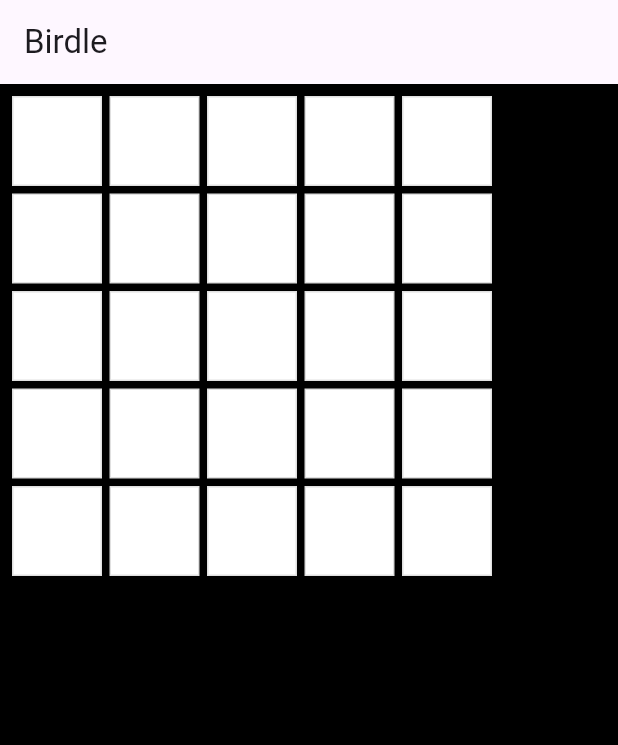
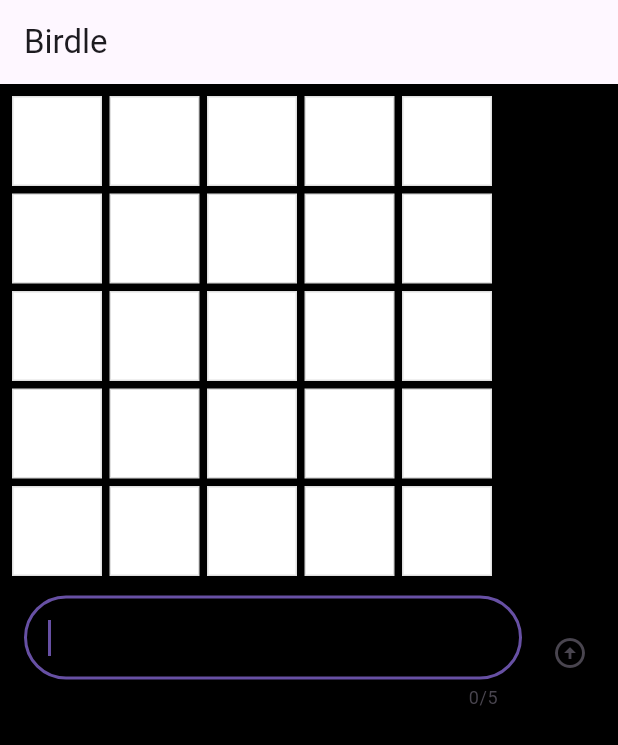
Before and after one commit to skip-/flutter_tutorial, a Flutter app: the screen it shows after launch, on a phone screen of 412 x 824 dp. Shown: the top 745 px of the screen. Run offline on Flutter 3.47's test engine with Material 3 defaults, Android fonts, the phone set to English and light mode, and no system bars.

Commit message:
Added user input text box and button with callback
Added an _onSubmit callback to handle user input.
Added logic to only submit the input when it is exactly 5 characters.

```diff
--- a/birdle/lib/main.dart
+++ b/birdle/lib/main.dart
@@ -84,8 +84,71 @@
                 for (var letter in guess) Tile(letter.char, letter.type),
               ],
             ),
+          GuessInput(
+            onSubmitGuess: (String guess) {
+              print(guess);
+            },
+          ),
         ],
       ),
     );
   }
 }
+
+class GuessInput extends StatelessWidget {
+  GuessInput({super.key, required this.onSubmitGuess});
+
+  final void Function(String) onSubmitGuess;
+
+  final TextEditingController _textEditingController = TextEditingController();
+
+  final FocusNode _focusNode = FocusNode();
+
+  void _onSubmit() {
+    var guess = _textEditingController.text.trim();
+    if (guess.length == 5) {
+      onSubmitGuess(_textEditingController.text.trim());
+      _textEditingController.clear();
+    };
+    _focusNode.requestFocus();
+  }
+
+  @override
+  Widget build(BuildContext context) {
+    return Row(
+      children: [
+        Expanded(
+          child: Padding(
+            padding: const EdgeInsets.all(8.0),
+            child: TextField(
+              // TODO: width same as squares
+              // TODO: letters same size as squares to visually line up
+              maxLength: 5,
+              decoration: const InputDecoration(
+                border: OutlineInputBorder(
+                  borderRadius: BorderRadius.all(Radius.circular(35)),
+                ),
+              ),
+              controller: _textEditingController,
+              autofocus: true,
+              focusNode: _focusNode,
+              onSubmitted: (String input) {
+                _onSubmit();
+              },
+            ),
+          ),
+        ),
+        IconButton(
+          padding: EdgeInsets.zero,
+          icon: Icon(Icons.arrow_circle_up),
+          // onPressed: () {
+          //   _onSubmit();
+          // },
+          // or
+          onPressed: _onSubmit,
+        ),
+        // Other button options are TextButton and ElevatedButton
+      ],
+    );
+  }
+}
```
Also changed, not shown: 1 other file.
